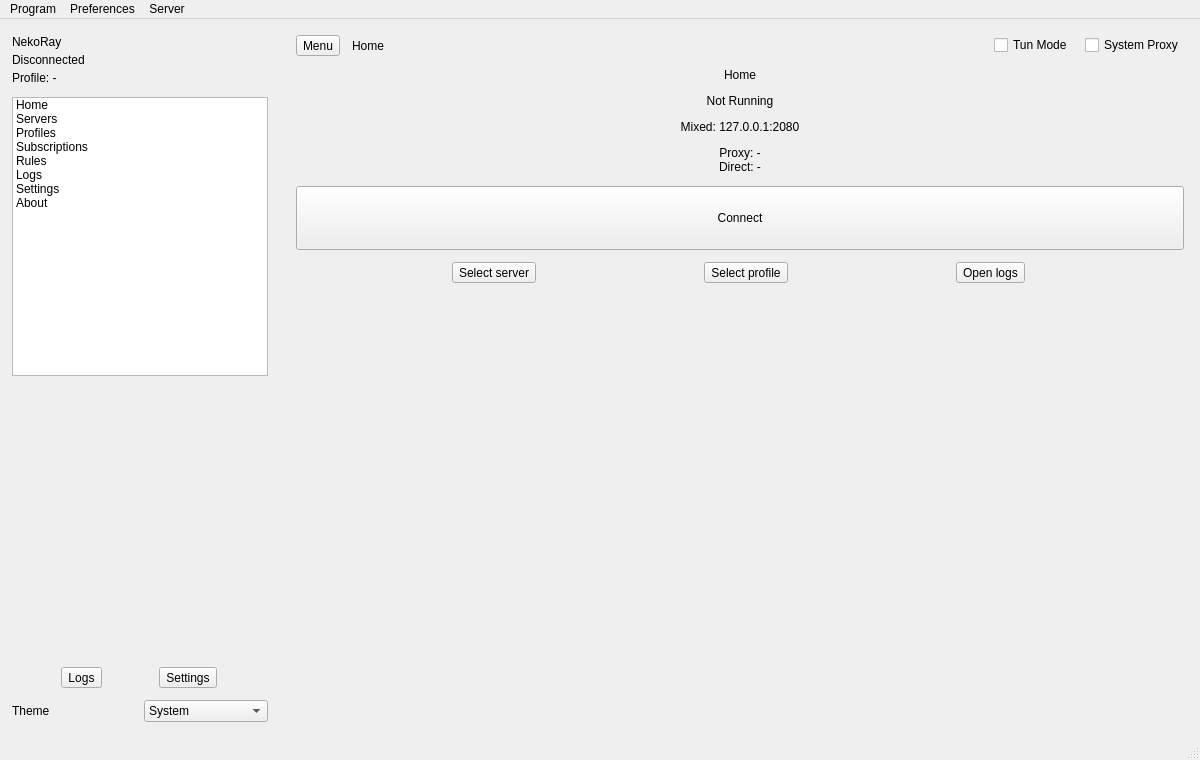
First picture: the form in ui/mainwindow.ui, repository cofedish/cofe-nekobox, before the edit.
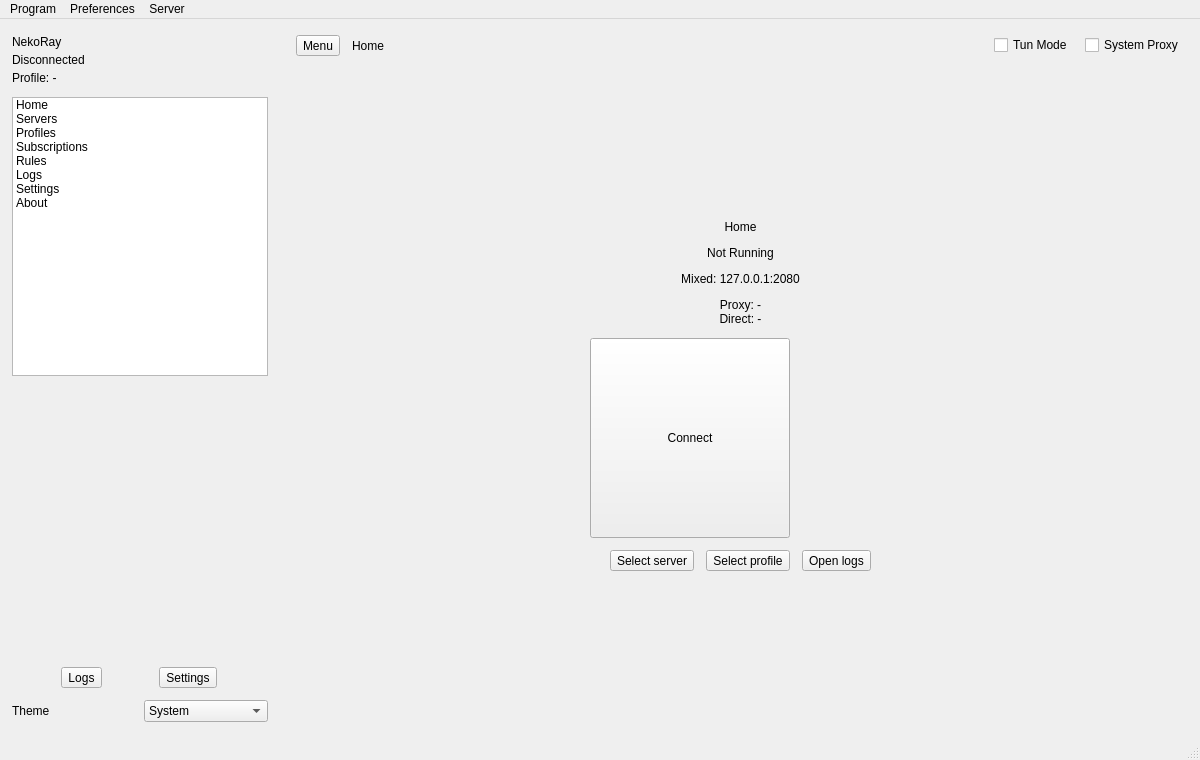
Second picture: the form after the edit. Custom widgets are drawn as their Qt base class.

Commit message: ui: home layout centering + circular connect button

```diff
--- a/ui/mainwindow.ui
+++ b/ui/mainwindow.ui
@@ -386,7 +386,63 @@
             <number>0</number>
            </property>
            <item>
+            <spacer name="home_top_spacer">
+             <property name="orientation">
+              <enum>Qt::Vertical</enum>
+             </property>
+             <property name="sizeHint" stdset="0">
+              <size>
+               <width>20</width>
+               <height>80</height>
+              </size>
+             </property>
+            </spacer>
+           </item>
+           <item>
+            <widget class="QWidget" name="home_center_row" native="true">
+             <layout class="QHBoxLayout" name="homeCenterRowLayout">
+              <property name="leftMargin">
+               <number>0</number>
+              </property>
+              <property name="topMargin">
+               <number>0</number>
+              </property>
+              <property name="rightMargin">
+               <number>0</number>
+              </property>
+              <property name="bottomMargin">
+               <number>0</number>
+              </property>
+              <property name="spacing">
+               <number>0</number>
+              </property>
+              <item>
+               <spacer name="home_center_left_spacer">
+                <property name="orientation">
+                 <enum>Qt::Horizontal</enum>
+                </property>
+                <property name="sizeHint" stdset="0">
+                 <size>
+                  <width>40</width>
+                  <height>20</height>
+                 </size>
+                </property>
+               </spacer>
+              </item>
+              <item>
             <widget class="QWidget" name="home_center" native="true">
+                <property name="sizePolicy">
+                 <sizepolicy hsizetype="Maximum" vsizetype="Preferred">
+                  <horstretch>0</horstretch>
+                  <verstretch>0</verstretch>
+                 </sizepolicy>
+                </property>
+                <property name="maximumSize">
+                 <size>
+                  <width>560</width>
+                  <height>16777215</height>
+                 </size>
+                </property>
              <layout class="QVBoxLayout" name="homeCenterLayout">
               <property name="spacing">
                <number>12</number>
@@ -451,8 +507,14 @@
                 </property>
                 <property name="minimumSize">
                  <size>
-                  <width>220</width>
-                  <height>64</height>
+                     <width>200</width>
+                     <height>200</height>
+                    </size>
+                   </property>
+                   <property name="maximumSize">
+                    <size>
+                     <width>200</width>
+                     <height>200</height>
                  </size>
                 </property>
                </widget>
@@ -475,6 +537,19 @@
                  <property name="spacing">
                   <number>12</number>
                  </property>
+                    <item>
+                     <spacer name="home_actions_left_spacer">
+                      <property name="orientation">
+                       <enum>Qt::Horizontal</enum>
+                      </property>
+                      <property name="sizeHint" stdset="0">
+                       <size>
+                        <width>20</width>
+                        <height>20</height>
+                       </size>
+                      </property>
+                     </spacer>
+                    </item>
                  <item>
                   <widget class="QToolButton" name="home_select_server">
                    <property name="text">
@@ -505,6 +580,19 @@
                    </property>
                   </widget>
                  </item>
+                    <item>
+                     <spacer name="home_actions_right_spacer">
+                      <property name="orientation">
+                       <enum>Qt::Horizontal</enum>
+                      </property>
+                      <property name="sizeHint" stdset="0">
+                       <size>
+                        <width>20</width>
+                        <height>20</height>
+                       </size>
+                      </property>
+                     </spacer>
+                    </item>
                 </layout>
                </widget>
               </item>
@@ -512,14 +600,30 @@
             </widget>
            </item>
            <item>
-            <spacer name="home_spacer">
+               <spacer name="home_center_right_spacer">
+                <property name="orientation">
+                 <enum>Qt::Horizontal</enum>
+                </property>
+                <property name="sizeHint" stdset="0">
+                 <size>
+                  <width>40</width>
+                  <height>20</height>
+                 </size>
+                </property>
+               </spacer>
+              </item>
+             </layout>
+            </widget>
+           </item>
+           <item>
+            <spacer name="home_bottom_spacer">
              <property name="orientation">
               <enum>Qt::Vertical</enum>
              </property>
              <property name="sizeHint" stdset="0">
               <size>
                <width>20</width>
-               <height>40</height>
+               <height>80</height>
               </size>
              </property>
             </spacer>
@@ -1682,6 +1786,11 @@
    <extends>QWidget</extends>
    <header>ui/widget/WaveBackground.h</header>
   </customwidget>
+ <customwidget>
+  <class>ConnectButton</class>
+  <extends>QPushButton</extends>
+  <header>ui/widget/ConnectButton.h</header>
+ </customwidget>
  </customwidgets>
  <resources/>
  <connections/>
```
Left out of the diff: 5 changed lines with no effect on the pictures. Lines whose indentation alone changed are shown as unchanged. The commit also changes 6 other files.
